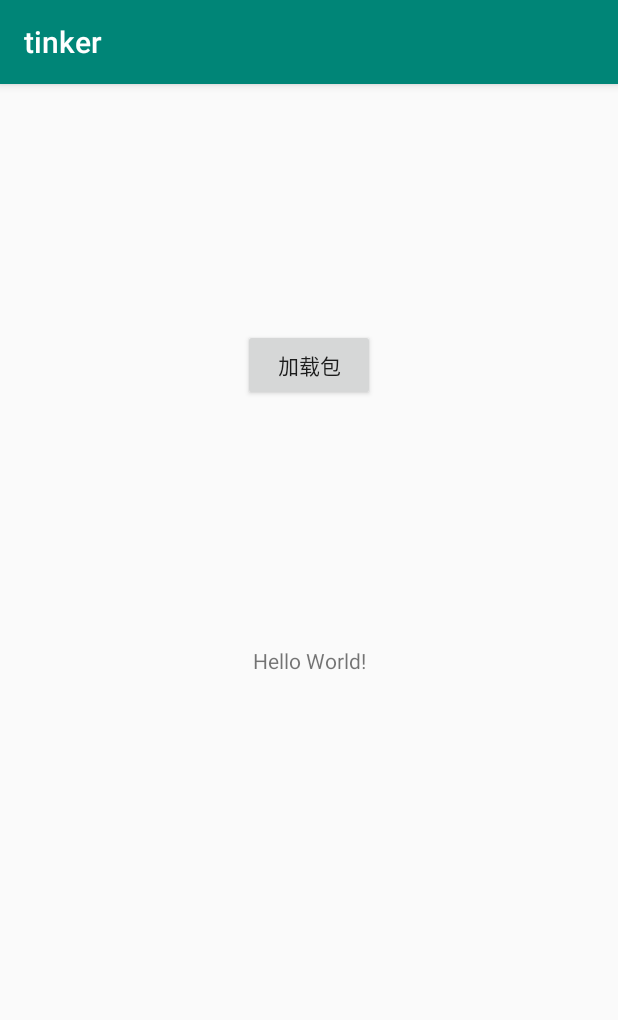
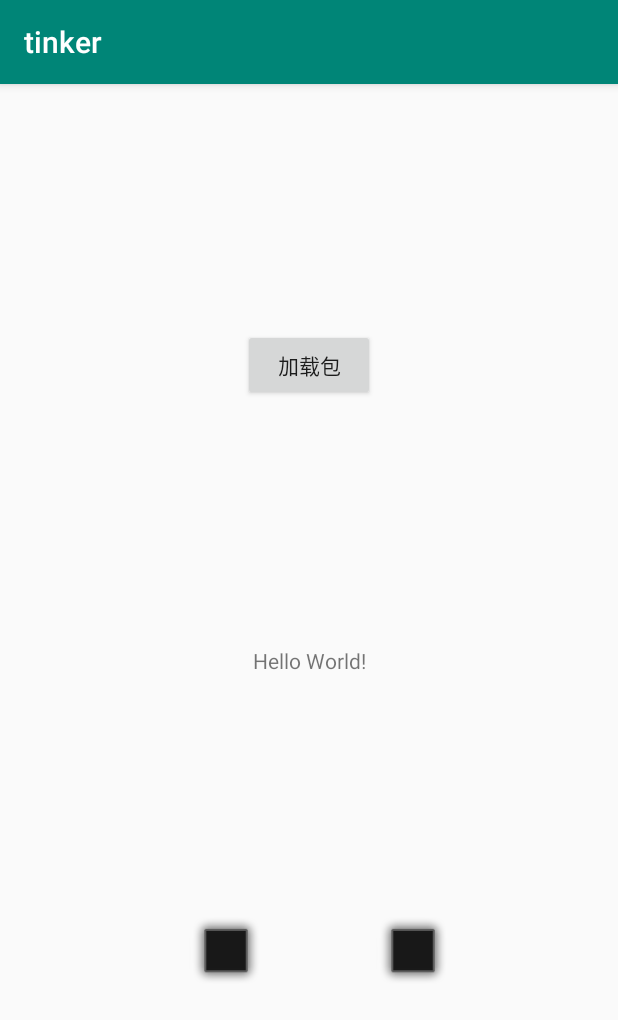
Before and after one commit to sjindong/DemoHotFix, an Android app: the screen it shows after launch (MainActivity), on a phone screen of 412 x 824 dp. Shown: the top 1020 px of the screen. Run offline under Robolectric (Android 15) with nearby library versions, the phone set to English and light mode, and no system bars.

Commit message:
1.成功接入Tinker

```diff
--- a/tinker/build.gradle
+++ b/tinker/build.gradle
@@ -7,7 +7,15 @@ apply from: "buildTinker.gradle"
 android {
     compileSdkVersion 28
 
-
+    signingConfigs {
+        main {
+            File key = new File("../testhotfix.jks")
+            keyAlias "testhotfix"
+            keyPassword "testhotfix"
+            storeFile file(key)
+            storePassword "testhotfix"
+        }
+    }
 
     defaultConfig {
         applicationId "hotfix.sjd.tinker"
@@ -24,6 +32,7 @@ android {
         release {
             minifyEnabled false
             proguardFiles getDefaultProguardFile('proguard-android.txt'), 'proguard-rules.pro'
+            signingConfig signingConfigs.main
         }
     }
 //    android.applicationVariants.all { variant ->
--- a/tinker/buildTinker.gradle
+++ b/tinker/buildTinker.gradle
@@ -5,11 +5,11 @@ ext {
     //开启Tinker
     tinkerEnable = true
     //旧的apk位置，需要我们手动指定
-    tinkerOldApkPath = "${bakPath}/"
+    tinkerOldApkPath = "${bakPath}/tinker-release.apk"
     //旧的混淆映射位置，如果开启了混淆，则需要我们手动指定
     tinkerApplyMappingPath = "${bakPath}/"
     //旧的resource位置，需要我们手动指定
-    tinkerApplyResourcePath = "${bakPath}/"
+    tinkerApplyResourcePath = "${bakPath}/tinker-release-2018-12-10-14-34-47-R.txt"
     tinkerID = "1.0"
 }
 
--- a/tinker/src/main/java/hotfix/sjd/tinker/MainActivity.java
+++ b/tinker/src/main/java/hotfix/sjd/tinker/MainActivity.java
@@ -13,7 +13,6 @@ public class MainActivity extends AppCompatActivity {
     protected void onCreate(Bundle savedInstanceState) {
         super.onCreate(savedInstanceState);
         setContentView(R.layout.activity_main);
-
         mPath = getExternalCacheDir().getAbsolutePath() + File.separatorChar;
     }
 
--- a/tinker/src/main/res/layout/activity_main.xml
+++ b/tinker/src/main/res/layout/activity_main.xml
@@ -31,4 +31,36 @@
         app:layout_constraintStart_toStartOf="parent"
         app:layout_constraintTop_toTopOf="parent" />
 
+    <ImageView
+        android:id="@+id/imageView"
+        android:layout_width="wrap_content"
+        android:layout_height="50dp"
+        android:layout_marginStart="8dp"
+        android:layout_marginTop="8dp"
+        android:layout_marginEnd="8dp"
+        android:layout_marginBottom="8dp"
+        app:layout_constraintBottom_toBottomOf="parent"
+        app:layout_constraintEnd_toEndOf="parent"
+        app:layout_constraintHorizontal_bias="0.7"
+        app:layout_constraintStart_toStartOf="parent"
+        app:layout_constraintTop_toBottomOf="@+id/textView"
+        app:layout_constraintVertical_bias="0.497"
+        app:srcCompat="@android:drawable/alert_dark_frame" />
+
+    <ImageView
+        android:id="@+id/imageView2"
+        android:layout_width="wrap_content"
+        android:layout_height="50dp"
+        android:layout_marginStart="8dp"
+        android:layout_marginTop="8dp"
+        android:layout_marginEnd="8dp"
+        android:layout_marginBottom="8dp"
+        app:layout_constraintBottom_toBottomOf="parent"
+        app:layout_constraintEnd_toStartOf="@+id/imageView"
+        app:layout_constraintHorizontal_bias="0.64"
+        app:layout_constraintStart_toStartOf="parent"
+        app:layout_constraintTop_toBottomOf="@+id/textView"
+        app:layout_constraintVertical_bias="0.497"
+        app:srcCompat="@android:drawable/alert_dark_frame" />
+
 </android.support.constraint.ConstraintLayout>
```
